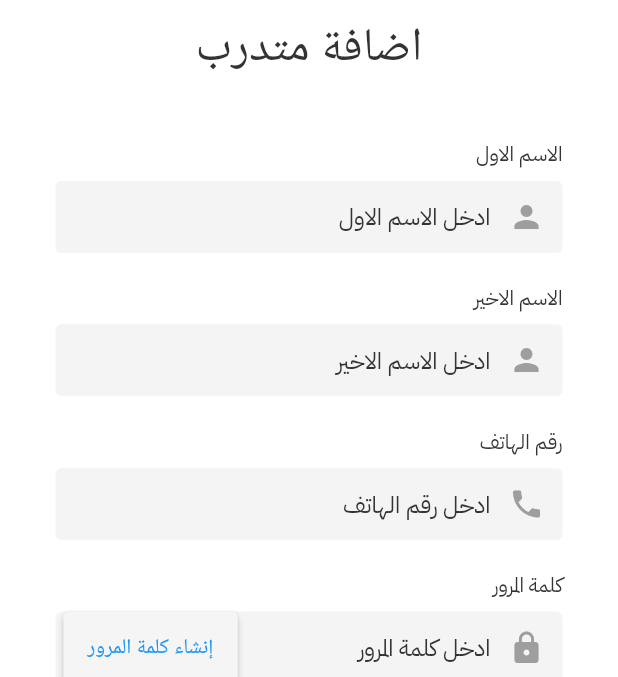
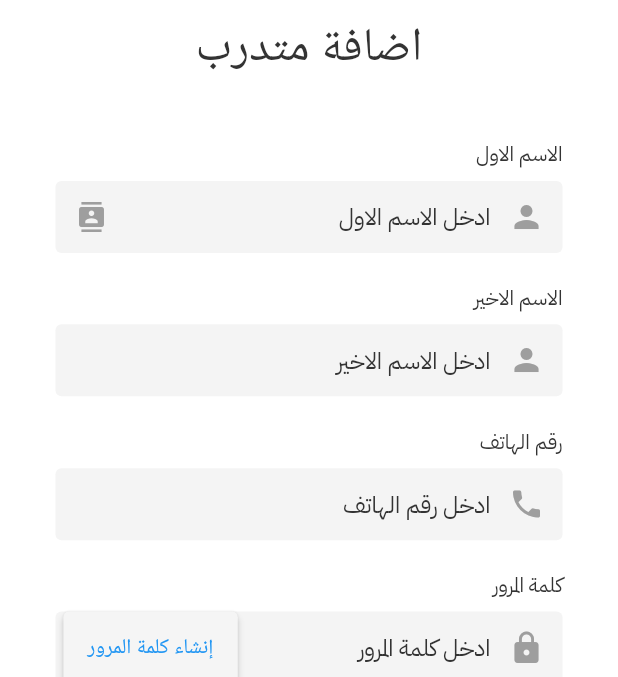
Before and after one commit to elreefy14/admin_future, a Flutter app: the AddCoachScreen screen opened directly with empty values, on a phone screen of 412 x 824 dp, the part 84-761 px from its top. Run offline on Flutter 3.47's test engine with Material 2 defaults, Android fonts, the phone set to English and light mode, and no system bars; our stand-ins replace auto_size_text, bloc, bot_toast, cloud_firestore, conditional_builder_null_safety, contacts_service and 21 more; missing offline and left inert: dart:ffi, json_path, multiselect; accounts and stored records are empty; Roboto replaces fonts that are missing (Montserrat-Arabic); project files that could hold a hidden picture were left out.

Commit message:
choose user from contacts

```diff
--- a/lib/registeration/business_logic/auth_cubit/sign_up_state.dart
+++ b/lib/registeration/business_logic/auth_cubit/sign_up_state.dart
@@ -59,3 +59,10 @@ class GetBranchesErrorState extends SignUpState {
   final String? error;
   GetBranchesErrorState({this.error});
 }
+//UpdateControllersState
+class UpdateControllersState extends SignUpState {
+  final String? firstName;
+  final String? lastName;
+  final String? phone;
+  UpdateControllersState({this.firstName, this.lastName, this.phone});
+}
--- a/lib/registeration/presenation/add_coach_screen.dart
+++ b/lib/registeration/presenation/add_coach_screen.dart
@@ -85,7 +85,9 @@ class AddCoachScreen extends StatelessWidget {
                     children: [
                       Padding(
                         padding: EdgeInsets.symmetric(horizontal: 35.0.w),
-                        child: BuildTextFormField2('الاسم الاول',
+                        child: BuildTextFormField2(context: context,
+
+                        'الاسم الاول',
                             SignUpCubit
                                 .get(context)
                                 .firstNameController,
--- a/lib/registeration/presenation/widget/component.dart
+++ b/lib/registeration/presenation/widget/component.dart
@@ -1,12 +1,16 @@
 import 'dart:convert';
+
 import 'dart:math';
+import 'package:contacts_service/contacts_service.dart';
 import 'package:flutter/cupertino.dart';
 import 'package:flutter/material.dart';
 import 'package:flutter/services.dart';
 import 'package:flutter_screenutil/flutter_screenutil.dart';
+import 'package:permission_handler/permission_handler.dart';
 import '../../business_logic/auth_cubit/sign_up_cubit.dart';
 
 Widget BuildTextFormField2(
+
     String labelText,
     TextEditingController controller,
     TextInputType input,
@@ -90,7 +94,39 @@ Widget BuildTextFormField2(
               color: Colors.blue,
             ),),
           ),)
+              : //if label text is الاسم الاول //show icon button
+          labelText == 'الاسم الاول' ?
+          IconButton(
+            icon: Icon(Icons.contacts),
+            onPressed: ()  async {
+              print('Pressed');
+              final Contact? selectedContact = await ContactsService.openDeviceContactPicker();
+              if (selectedContact != null) {
+                final String? firstName = selectedContact.givenName ?? '';
+                final String? lastName = selectedContact.familyName ?? '';
+                final String? phoneNumber = selectedContact.phones?.first.value ?? '';
+                   //function update Controllers in cubit
+               // SignUpCubit.get(context!).firstNameController.text = firstName??'';
+                //SignUpCubit.get(context).lastNameController.text = lastName??'d';
+              //  SignUpCubit.get(context).phoneController.text = phoneNumber??'';
+                SignUpCubit.get(context).updateControllers(
+                    firstName: firstName??'',
+                    lastName: lastName??'',
+                    phone: phoneNumber??'',
+                );
+
+                // Save the first name, last name, and phone number of the selected contact
+                // to the device or perform any other desired actions
+                // ...
+
+              //  print('Selected Contact: $firstName $lastName, Phone: $phoneNumber');
+              }
+            },
+            iconSize: 20,
+            color: Colors.grey,
+          )
               : null,
+
           // IconButton(
           //   icon: Icon(Icons.vpn_key),
           //   onPressed: () {
```
Also changed, not shown: lib/registeration/business_logic/auth_cubit/sign_up_cubit.dart (+9 -0 lines), 1 other file.
